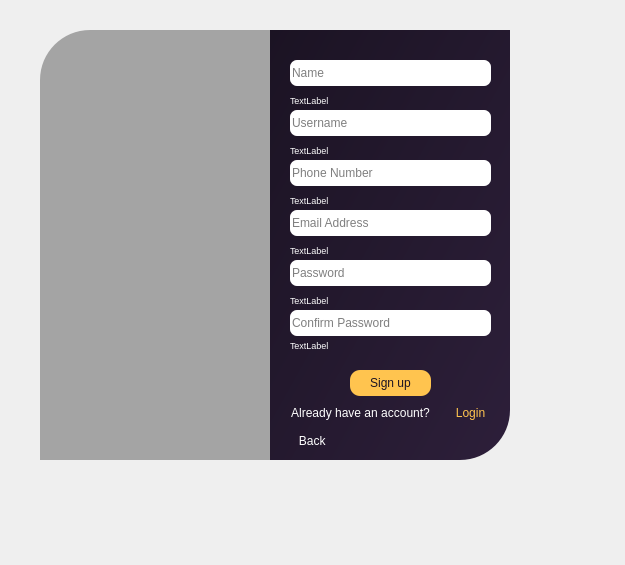
Old version of the form PlaTwo/ui/forms/SignupWindow.ui in the repository Brave-Potato9/PlaTwo.
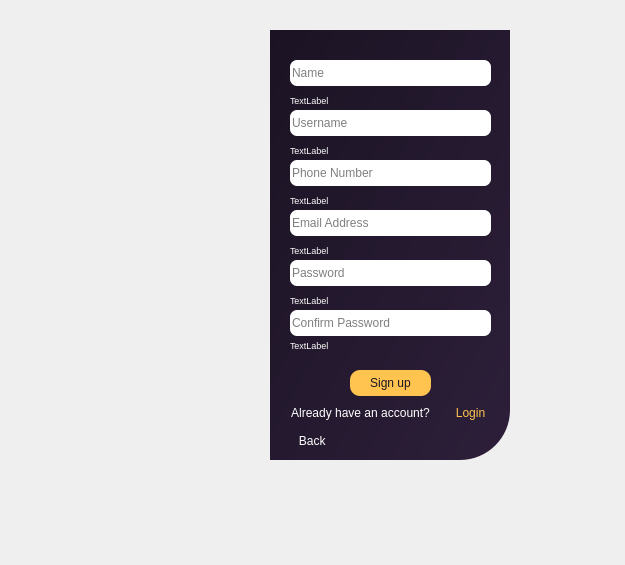
New version of the form. Icons and pictures are not drawn.

The edit to the form file:
```diff
--- a/PlaTwo/ui/forms/SignupWindow.ui
+++ b/PlaTwo/ui/forms/SignupWindow.ui
@@ -17,34 +17,14 @@
    <widget class="QLabel" name="label">
     <property name="geometry">
      <rect>
-      <x>40</x>
+      <x>15</x>
       <y>30</y>
       <width>280</width>
       <height>430</height>
      </rect>
     </property>
     <property name="styleSheet">
-     <string notr="true">background-image: url(:/images/C:/Users/HP/Downloads/Gemini_Generated_Image_i1aczei1aczei1ac.png);
-border-top-left-radius:50px</string>
-    </property>
-    <property name="text">
-     <string/>
-    </property>
-    <property name="scaledContents">
-     <bool>true</bool>
-    </property>
-   </widget>
-   <widget class="QLabel" name="label_2">
-    <property name="geometry">
-     <rect>
-      <x>40</x>
-      <y>30</y>
-      <width>280</width>
-      <height>430</height>
-     </rect>
-    </property>
-    <property name="styleSheet">
-     <string notr="true">background-color:rgba(0,0,0,80);
+     <string notr="true">image: url(:/app/app/banner.png);
 border-top-left-radius:50px</string>
     </property>
     <property name="text">
```
